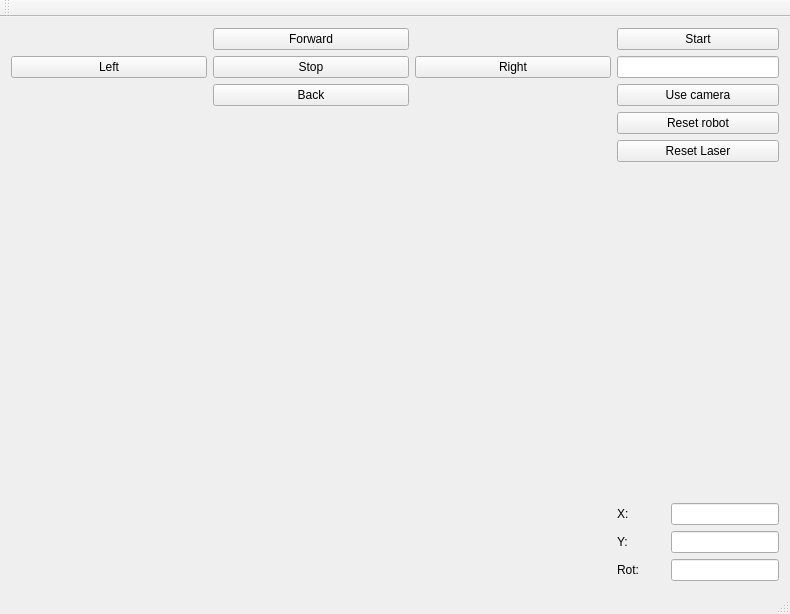
First picture: the form in uloha-1/uloha1/mainwindow.ui, repository matejmedveczky/rmr_benkovsky_medveczky, before the edit.
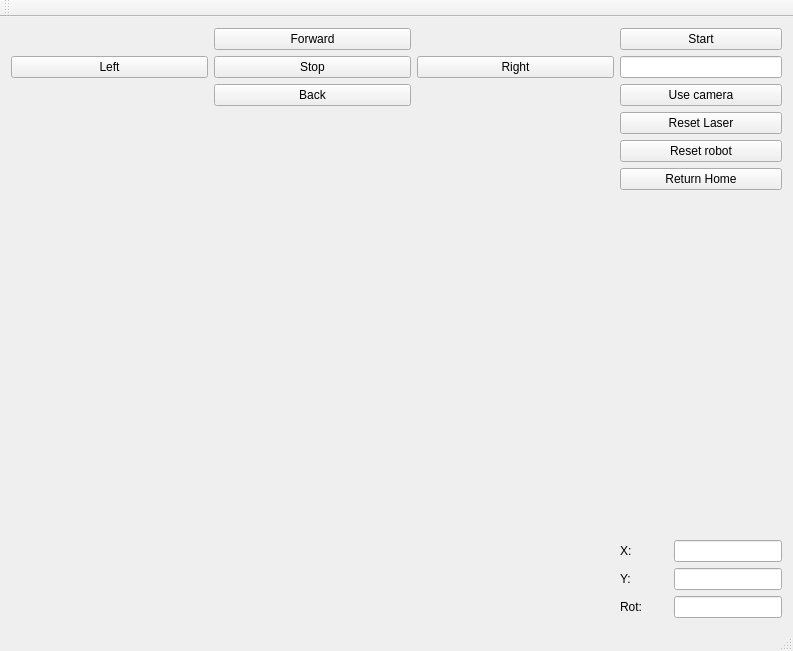
Second picture: the form after the edit.

Commit message: task 1 final added reset and return home

```diff
--- a/uloha-1/uloha1/mainwindow.ui
+++ b/uloha-1/uloha1/mainwindow.ui
@@ -6,8 +6,8 @@
    <rect>
     <x>0</x>
     <y>0</y>
-    <width>788</width>
-    <height>614</height>
+    <width>793</width>
+    <height>651</height>
    </rect>
   </property>
   <property name="windowTitle">
@@ -144,25 +144,6 @@
     </item>
     <item row="2" column="1">
      <layout class="QVBoxLayout" name="verticalLayout_2">
-      <item>
-       <widget class="QPushButton" name="pushButton_8">
-        <property name="sizePolicy">
-         <sizepolicy hsizetype="Fixed" vsizetype="Fixed">
-          <horstretch>0</horstretch>
-          <verstretch>0</verstretch>
-         </sizepolicy>
-        </property>
-        <property name="minimumSize">
-         <size>
-          <width>162</width>
-          <height>0</height>
-         </size>
-        </property>
-        <property name="text">
-         <string>Reset robot</string>
-        </property>
-       </widget>
-      </item>
       <item>
        <widget class="QPushButton" name="pushButton_7">
         <property name="sizePolicy">
@@ -182,6 +163,32 @@
         </property>
        </widget>
       </item>
+      <item>
+       <widget class="QPushButton" name="pushButton_8">
+        <property name="sizePolicy">
+         <sizepolicy hsizetype="Fixed" vsizetype="Fixed">
+          <horstretch>0</horstretch>
+          <verstretch>0</verstretch>
+         </sizepolicy>
+        </property>
+        <property name="minimumSize">
+         <size>
+          <width>162</width>
+          <height>0</height>
+         </size>
+        </property>
+        <property name="text">
+         <string>Reset robot</string>
+        </property>
+       </widget>
+      </item>
+      <item>
+       <widget class="QPushButton" name="pushButton_10">
+        <property name="text">
+         <string>Return Home</string>
+        </property>
+       </widget>
+      </item>
       <item>
        <spacer name="verticalSpacer">
         <property name="orientation">
```
Left out of the diff: 12 changed lines with no effect on the pictures. The commit also changes 4 other files.
